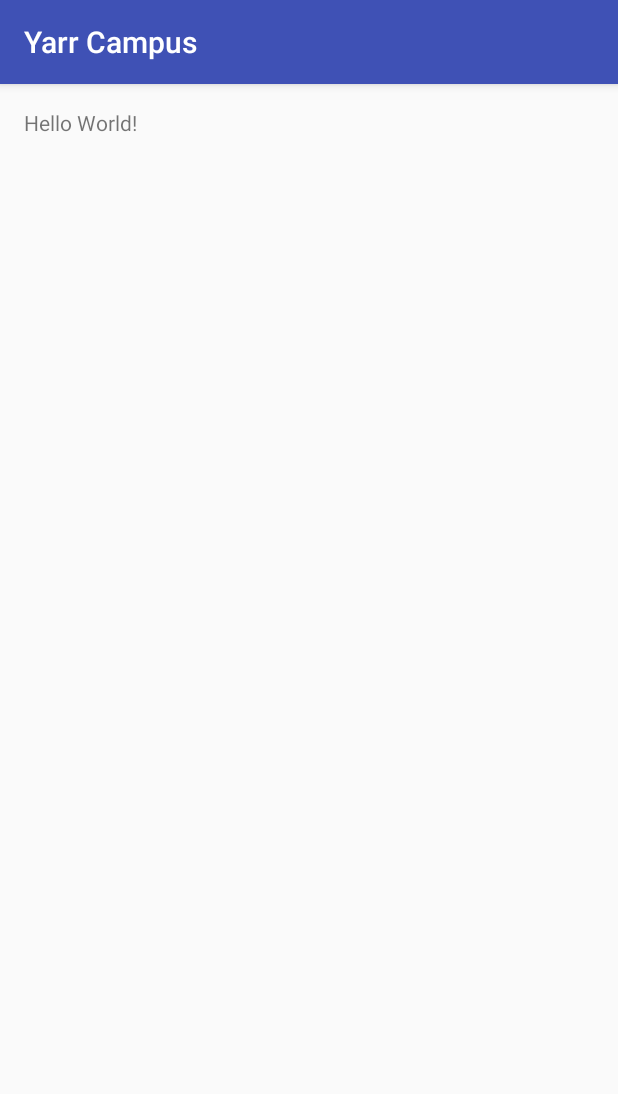
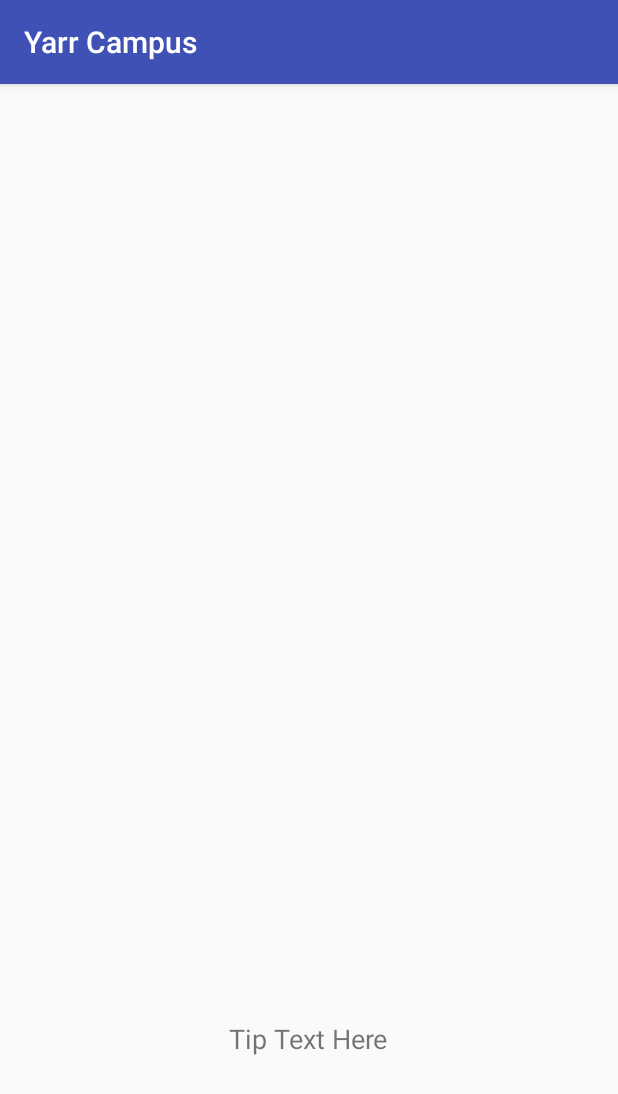
Before and after one commit to dpham147/YarrCampus, an Android app: the screen it shows after launch (SplashActivity), on a phone screen of 412 x 824 dp. Shown: the top 1094 px of the screen. Run offline under Robolectric (Android 15) with nearby library versions, the phone set to English and light mode, and no system bars.

Commit message:
Working on splash screen

```diff
--- a/app/src/main/res/layout/activity_splash.xml
+++ b/app/src/main/res/layout/activity_splash.xml
@@ -8,10 +8,18 @@
     android:paddingLeft="@dimen/activity_horizontal_margin"
     android:paddingRight="@dimen/activity_horizontal_margin"
     android:paddingTop="@dimen/activity_vertical_margin"
-    tools:context="edu.orangecoastcollege.cs273.yarrcampus.SplashActivity">
+    tools:context="edu.orangecoastcollege.cs273.yarrcampus.SplashActivity"
+    android:orientation="vertical">
+
 
     <TextView
+        android:text="Tip Text Here"
         android:layout_width="wrap_content"
         android:layout_height="wrap_content"
-        android:text="Hello World!" />
+        android:id="@+id/splashTipTextView"
+        android:layout_alignParentBottom="true"
+        android:layout_centerHorizontal="true"
+        android:layout_marginBottom="103dp"
+        android:textSize="18sp"
+        android:gravity="center" />
 </RelativeLayout>
```
